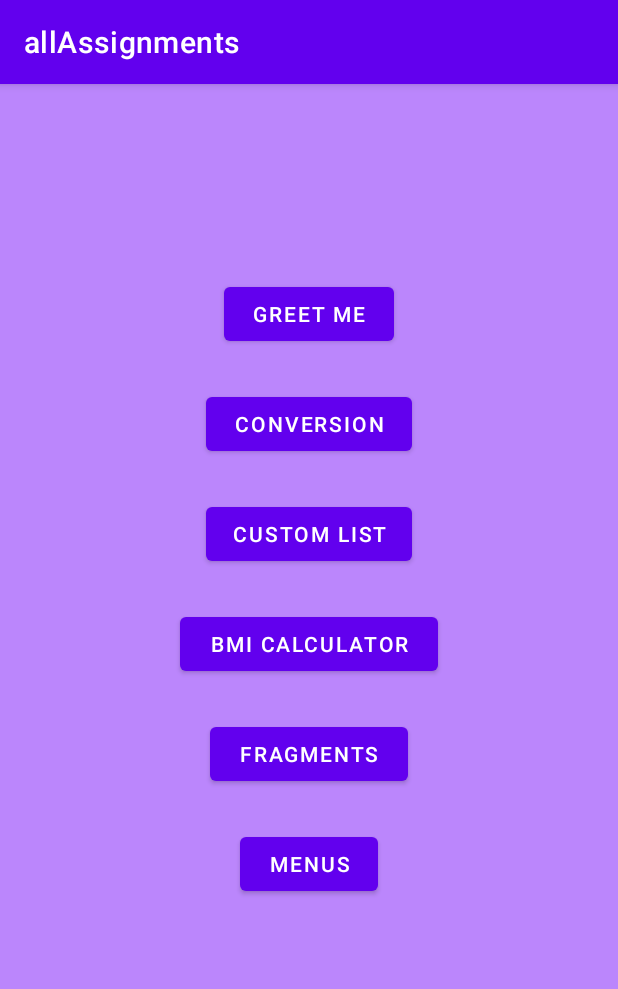
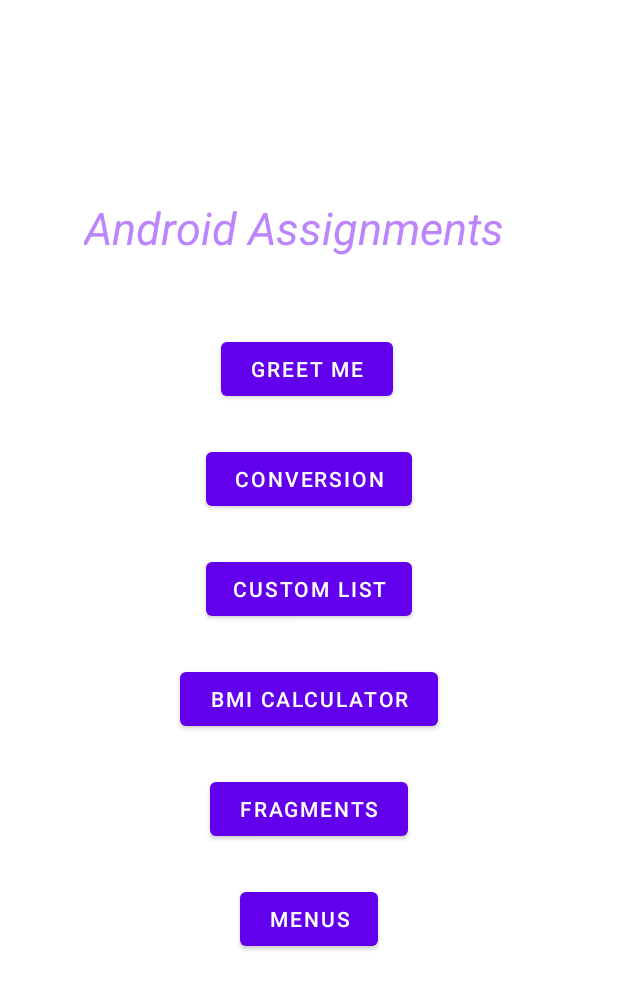
Before and after one commit to DnyaneshwariKolapkar/androidAssignments, an Android app: the screen it shows after launch (MainActivity), on a phone screen of 412 x 824 dp. Shown: the top 989 px of the screen. Run offline under Robolectric (Android 15) with nearby library versions, the phone set to English and light mode, and no system bars.

Commit message:
minor design changes

```diff
--- a/app/src/main/java/com/example/allassignments/MainActivity.kt
+++ b/app/src/main/java/com/example/allassignments/MainActivity.kt
@@ -9,6 +9,7 @@ class MainActivity : AppCompatActivity() {
     override fun onCreate(savedInstanceState: Bundle?) {
         super.onCreate(savedInstanceState)
         setContentView(R.layout.activity_main)
+        supportActionBar?.hide()
 
         val btn1 = findViewById<Button>(R.id.button1)
         val btn2 = findViewById<Button>(R.id.button2)
--- a/app/src/main/java/com/example/allassignments/androidHistory.kt
+++ b/app/src/main/java/com/example/allassignments/androidHistory.kt
@@ -24,6 +24,7 @@ class androidHistory : AppCompatActivity() {
     override fun onCreate(savedInstanceState: Bundle?) {
         super.onCreate(savedInstanceState)
         setContentView(R.layout.activity_android_history)
+        supportActionBar?.hide()
         var listView = findViewById<ListView>(R.id.listView)
         val myListAdapter = listAdapter_ah(this,language,description,imageId)
         listView.adapter = myListAdapter
--- a/app/src/main/java/com/example/allassignments/bdaygreet.kt
+++ b/app/src/main/java/com/example/allassignments/bdaygreet.kt
@@ -9,6 +9,7 @@ import android.widget.Toast
 class bdaygreet : AppCompatActivity() {
     override fun onCreate(savedInstanceState: Bundle?) {
         super.onCreate(savedInstanceState)
+        supportActionBar?.hide()
         setContentView(R.layout.activity_bdaygreet)
         val btn = findViewById<Button>(R.id.wishbutton)
         val name = findViewById<EditText>(R.id.editTextTextPersonName)
--- a/app/src/main/java/com/example/allassignments/conversion.kt
+++ b/app/src/main/java/com/example/allassignments/conversion.kt
@@ -11,6 +11,7 @@ class conversion : AppCompatActivity() {
     override fun onCreate(savedInstanceState: Bundle?) {
         super.onCreate(savedInstanceState)
         setContentView(R.layout.activity_conversion)
+        supportActionBar?.hide()
         val btn = findViewById<Button>(R.id.button)
         val x = findViewById<EditText>(R.id.editTextTextPersonName)
         val result = findViewById<TextView>(R.id.textView)
--- a/app/src/main/java/com/example/allassignments/fragment_demo.kt
+++ b/app/src/main/java/com/example/allassignments/fragment_demo.kt
@@ -14,6 +14,7 @@ class fragment_demo : AppCompatActivity() {
     override fun onCreate(savedInstanceState: Bundle?) {
         super.onCreate(savedInstanceState)
         setContentView(R.layout.activity_fragment_demo)
+        supportActionBar?.hide()
         binding = ActivityFragmentDemoBinding.inflate(layoutInflater)
         setContentView(binding.root)
 
--- a/app/src/main/java/com/example/allassignments/menus.kt
+++ b/app/src/main/java/com/example/allassignments/menus.kt
@@ -16,6 +16,7 @@ class menus : AppCompatActivity() {
     override fun onCreate(savedInstanceState: Bundle?) {
         super.onCreate(savedInstanceState)
         setContentView(R.layout.activity_menus)
+        supportActionBar?.hide()
         val showMenuBtn = findViewById<Button>(R.id.showMenuBtn)
         val selectedTv = findViewById<TextView>(R.id.selectedTv)
 
--- a/app/src/main/res/layout/activity_android_history.xml
+++ b/app/src/main/res/layout/activity_android_history.xml
@@ -4,7 +4,8 @@
     xmlns:tools="http://schemas.android.com/tools"
     android:layout_width="match_parent"
     android:layout_height="match_parent"
-    tools:context=".MainActivity">
+    tools:context=".MainActivity"
+    android:background="@color/white">
 
     <ListView
         android:id="@+id/listView"
--- a/app/src/main/res/layout/activity_bdaygreet.xml
+++ b/app/src/main/res/layout/activity_bdaygreet.xml
@@ -4,7 +4,8 @@
     xmlns:tools="http://schemas.android.com/tools"
     android:layout_width="match_parent"
     android:layout_height="match_parent"
-    tools:context=".MainActivity">
+    tools:context=".MainActivity"
+    android:background="@color/white">
 
     <Button
         android:id="@+id/wishbutton"
@@ -29,7 +30,9 @@
         android:layout_marginTop="200dp"
         android:ems="10"
         android:hint="enter your name"
+        android:textColorHint="#808080"
         android:inputType="textPersonName"
+        android:textColor="@color/black"
         app:layout_constraintEnd_toEndOf="parent"
         app:layout_constraintHorizontal_bias="0.497"
         app:layout_constraintStart_toStartOf="parent"
--- a/app/src/main/res/layout/activity_conversion.xml
+++ b/app/src/main/res/layout/activity_conversion.xml
@@ -4,7 +4,8 @@
     xmlns:tools="http://schemas.android.com/tools"
     android:layout_width="match_parent"
     android:layout_height="match_parent"
-    tools:context=".MainActivity">
+    tools:context=".MainActivity"
+    android:background="@color/white">
 
     <ImageView
         android:id="@+id/imageView"
@@ -23,7 +24,9 @@
         android:layout_height="48dp"
         android:ems="10"
         android:hint="Enter price in dollars"
+        android:textColorHint="#808080"
         android:inputType="number|textPersonName|numberDecimal"
+        android:textColor="@color/black"
         app:layout_constraintBottom_toTopOf="@+id/button"
         app:layout_constraintEnd_toEndOf="parent"
         app:layout_constraintHorizontal_bias="0.511"
@@ -48,6 +51,7 @@
         android:layout_height="wrap_content"
         android:layout_marginTop="31dp"
         android:textSize="30dp"
+        android:textColor="@color/black"
         app:layout_constraintBottom_toTopOf="@+id/imageView"
         app:layout_constraintEnd_toEndOf="parent"
         app:layout_constraintHorizontal_bias="0.498"
--- a/app/src/main/res/layout/activity_fragment_demo.xml
+++ b/app/src/main/res/layout/activity_fragment_demo.xml
@@ -4,7 +4,8 @@
     xmlns:tools="http://schemas.android.com/tools"
     android:layout_width="match_parent"
     android:layout_height="match_parent"
-    tools:context=".MainActivity">
+    tools:context=".MainActivity"
+    android:background="@color/white">
 
     <androidx.fragment.app.FragmentContainerView
         android:id="@+id/none"
--- a/app/src/main/res/layout/activity_main.xml
+++ b/app/src/main/res/layout/activity_main.xml
@@ -5,19 +5,19 @@
     android:layout_width="match_parent"
     android:layout_height="match_parent"
     tools:context=".MainActivity"
-    android:background="@color/purple_200">
+    android:background="@color/white">
 
 
     <Button
         android:id="@+id/button1"
         android:layout_width="113dp"
         android:layout_height="wrap_content"
+        android:layout_below="@+id/textView2"
         android:layout_alignParentStart="true"
-        android:layout_alignParentTop="true"
         android:layout_alignParentEnd="true"
-        android:layout_marginStart="149dp"
-        android:layout_marginTop="129dp"
-        android:layout_marginEnd="149dp"
+        android:layout_marginStart="147dp"
+        android:layout_marginTop="50dp"
+        android:layout_marginEnd="150dp"
         android:text="Greet Me"
         app:layout_constraintEnd_toEndOf="parent"
         app:layout_constraintStart_toStartOf="parent"
@@ -82,4 +82,19 @@
         android:layout_marginTop="25dp"
         android:layout_marginEnd="160dp"
         android:text="Menus" />
+
+    <TextView
+        android:id="@+id/textView2"
+        android:layout_width="297dp"
+        android:layout_height="wrap_content"
+        android:layout_alignParentStart="true"
+        android:layout_alignParentTop="true"
+        android:layout_alignParentEnd="true"
+        android:layout_marginStart="56dp"
+        android:layout_marginTop="131dp"
+        android:layout_marginEnd="56dp"
+        android:text="Android Assignments"
+        android:textSize="30dp"
+        android:textStyle="italic"
+        android:textColor="@color/purple_200"/>
 </RelativeLayout>
--- a/app/src/main/res/layout/row_ah.xml
+++ b/app/src/main/res/layout/row_ah.xml
@@ -4,7 +4,8 @@
     android:layout_width="match_parent"
     android:layout_height="match_parent"
     android:orientation="horizontal"
-    android:padding="15dp">
+    android:padding="15dp"
+    android:background="@color/purple_200">
 
     <LinearLayout
         android:orientation="horizontal"
```
Also changed, not shown: app/src/main/res/layout/activity_menus.xml (+6 -5 lines).
